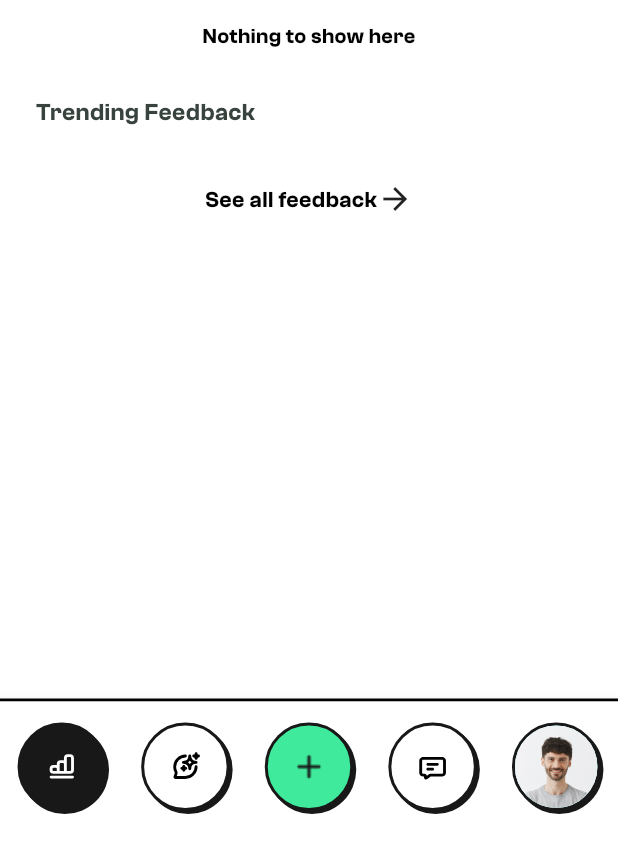
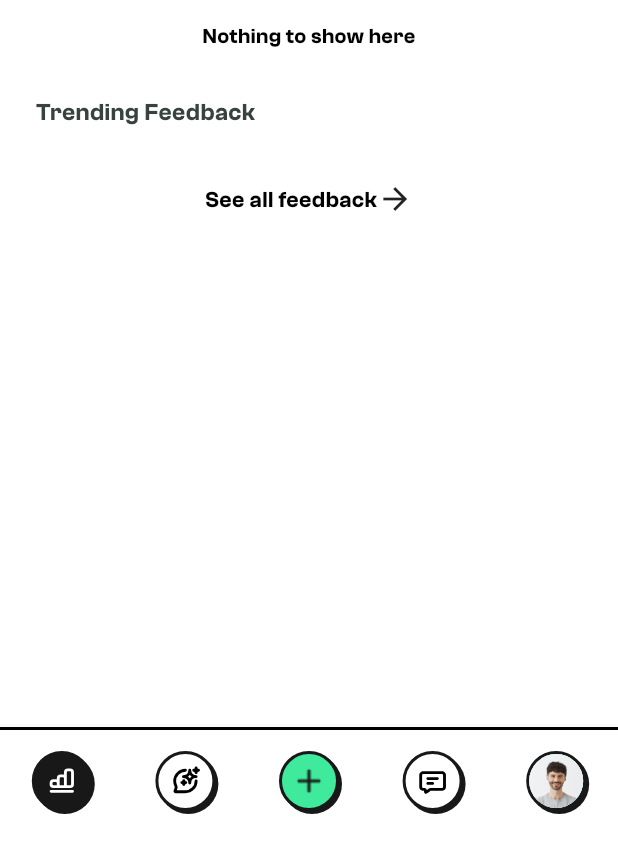
Before and after one commit to butter1011/Airline-app, a Flutter app: the screen it shows after launch, on a phone screen of 412 x 824 dp, the part 395-1236 px from its top. Run offline on Flutter 3.47's test engine with Material 3 defaults, Android fonts, the phone set to English and light mode, and no system bars; our stand-ins replace carousel_slider, dropdown_button2, fl_chart, flutter_map, flutter_riverpod, flutter_svg and 10 more; missing offline and left inert: country_codes, country_flags, flutter_emoji_feedback, gif, mobile_scanner, otpless_flutter and 1 more; generated files the repository leaves out were written again; network calls fail.

Commit message:
fix:fix 24

```diff
--- a/lib/screen/app_widgets/bottom_nav_bar.dart
+++ b/lib/screen/app_widgets/bottom_nav_bar.dart
@@ -59,8 +59,8 @@ class _BottomNavBarState extends ConsumerState<BottomNavBar> {
           items: <BottomNavigationBarItem>[
             BottomNavigationBarItem(
               icon: Container(
-                  width: 59,
-                  height: 59,
+                  width: 40,
+                  height: 40,
                   decoration: BoxDecoration(
                     color: _selectedIndex == 0
                         ? AppStyles.littleBlackColor
@@ -99,8 +99,8 @@ class _BottomNavBarState extends ConsumerState<BottomNavBar> {
             ),
             BottomNavigationBarItem(
               icon: Container(
-                  width: 59,
-                  height: 59,
+                  width: 40,
+                  height: 40,
                   decoration: BoxDecoration(
                     color: _selectedIndex == 1
                         ? AppStyles.littleBlackColor
@@ -136,8 +136,8 @@ class _BottomNavBarState extends ConsumerState<BottomNavBar> {
             ),
             BottomNavigationBarItem(
               icon: Container(
-                width: 59,
-                height: 59,
+                width: 40,
+                height: 40,
                 decoration: BoxDecoration(
                   color: AppStyles.mainColor,
                   borderRadius: BorderRadius.circular(30),
@@ -156,8 +156,8 @@ class _BottomNavBarState extends ConsumerState<BottomNavBar> {
             ),
             BottomNavigationBarItem(
               icon: Container(
-                  width: 59,
-                  height: 59,
+                  width: 40,
+                  height: 40,
                   decoration: BoxDecoration(
                     color: _selectedIndex == 3
                         ? AppStyles.littleBlackColor
@@ -193,8 +193,8 @@ class _BottomNavBarState extends ConsumerState<BottomNavBar> {
             ),
             BottomNavigationBarItem(
               icon: Container(
-                width: 59,
-                height: 59,
+                width: 40,
+                height: 40,
                 decoration: BoxDecoration(
                   color: _selectedIndex == 4
                       ? AppStyles.littleBlackColor
```
